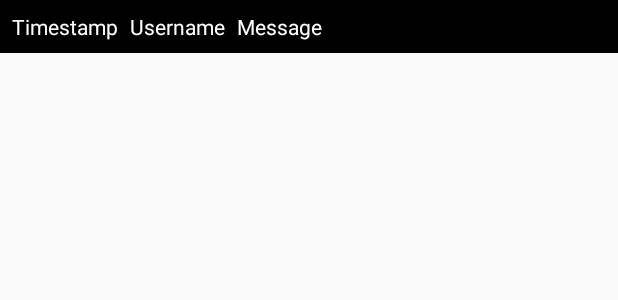
After one commit to MemeLabs/strims-android, an Android app: the layout chat_message.xml on its own in the app's theme, with its tools: preview values and no code run, on a phone screen of 412 x 824 dp. The commit adds this screen. Shown: the top 300 px of the screen. Run offline under Robolectric (Android 15) with nearby library versions, the phone set to English and light mode, and no system bars.

Commit message:
Very basic chat in a RecyclerView.

```diff
--- /dev/null
+++ b/app/src/main/java/gg/strims/mobile/Message.kt
@@ -0,0 +1,3 @@
+package gg.strims.mobile
+
+data class Message(val nick: String, var data: String, var timestamp: Long)
--- /dev/null
+++ b/app/src/main/res/layout/chat_message.xml
@@ -0,0 +1,42 @@
+<?xml version="1.0" encoding="utf-8"?>
+<androidx.constraintlayout.widget.ConstraintLayout xmlns:android="http://schemas.android.com/apk/res/android"
+    xmlns:app="http://schemas.android.com/apk/res-auto"
+    xmlns:tools="http://schemas.android.com/tools"
+    android:layout_width="match_parent"
+    android:layout_height="wrap_content"
+    android:background="#000000">
+
+    <TextView
+        android:id="@+id/username"
+        android:layout_width="wrap_content"
+        android:layout_height="wrap_content"
+        android:layout_marginStart="8dp"
+        android:text="Username"
+        android:textColor="#FFFFFF"
+        app:layout_constraintStart_toEndOf="@+id/timestampMessage"
+        app:layout_constraintTop_toTopOf="@+id/timestampMessage" />
+
+    <TextView
+        android:id="@+id/message"
+        android:layout_width="wrap_content"
+        android:layout_height="wrap_content"
+        android:layout_marginStart="8dp"
+        android:layout_marginBottom="8dp"
+        android:maxWidth="150dp"
+        android:text="Message"
+        android:textColor="#FFFFFF"
+        app:layout_constraintBottom_toBottomOf="parent"
+        app:layout_constraintStart_toEndOf="@+id/username"
+        app:layout_constraintTop_toTopOf="@+id/username" />
+
+    <TextView
+        android:id="@+id/timestampMessage"
+        android:layout_width="wrap_content"
+        android:layout_height="wrap_content"
+        android:layout_marginStart="8dp"
+        android:layout_marginTop="8dp"
+        android:text="Timestamp"
+        android:textColor="#FFFFFF"
+        app:layout_constraintStart_toStartOf="parent"
+        app:layout_constraintTop_toTopOf="parent" />
+</androidx.constraintlayout.widget.ConstraintLayout>
--- a/build.gradle
+++ b/build.gradle
@@ -1,14 +1,14 @@
 // Top-level build file where you can add configuration options common to all sub-projects/modules.
 
 buildscript {
-    ext.kotlin_version = '1.3.61'
+    ext.kotlin_version = '1.3.70'
     repositories {
         google()
         jcenter()
 
     }
     dependencies {
-        classpath 'com.android.tools.build:gradle:3.6.0'
+        classpath 'com.android.tools.build:gradle:3.6.1'
         classpath "org.jetbrains.kotlin:kotlin-gradle-plugin:$kotlin_version"
 
         // NOTE: Do not place your application dependencies here; they belong
```
Also changed, not shown: app/build.gradle (+10 -8 lines), app/src/main/java/gg/strims/mobile/MainActivity.kt (+70 -3 lines), app/src/main/java/gg/strims/mobile/WSClient.kt (+25 -5 lines), app/src/main/res/layout/activity_chat_message_row.xml (deleted, +0 -9 lines), app/src/main/res/layout/activity_main.xml (+7 -6 lines).
